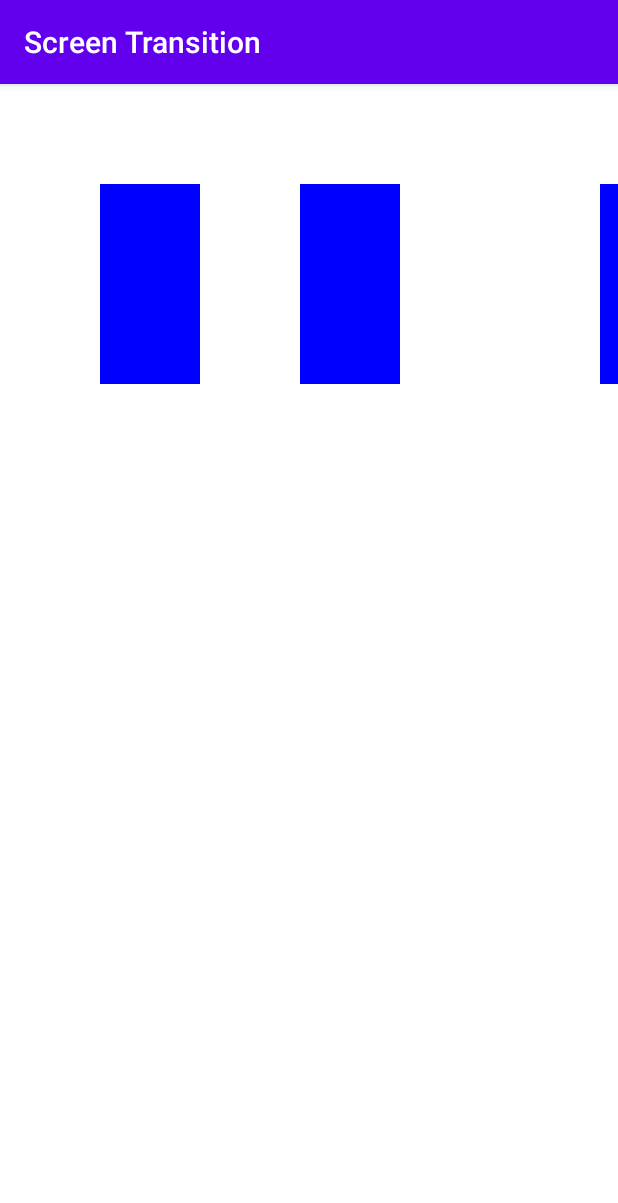
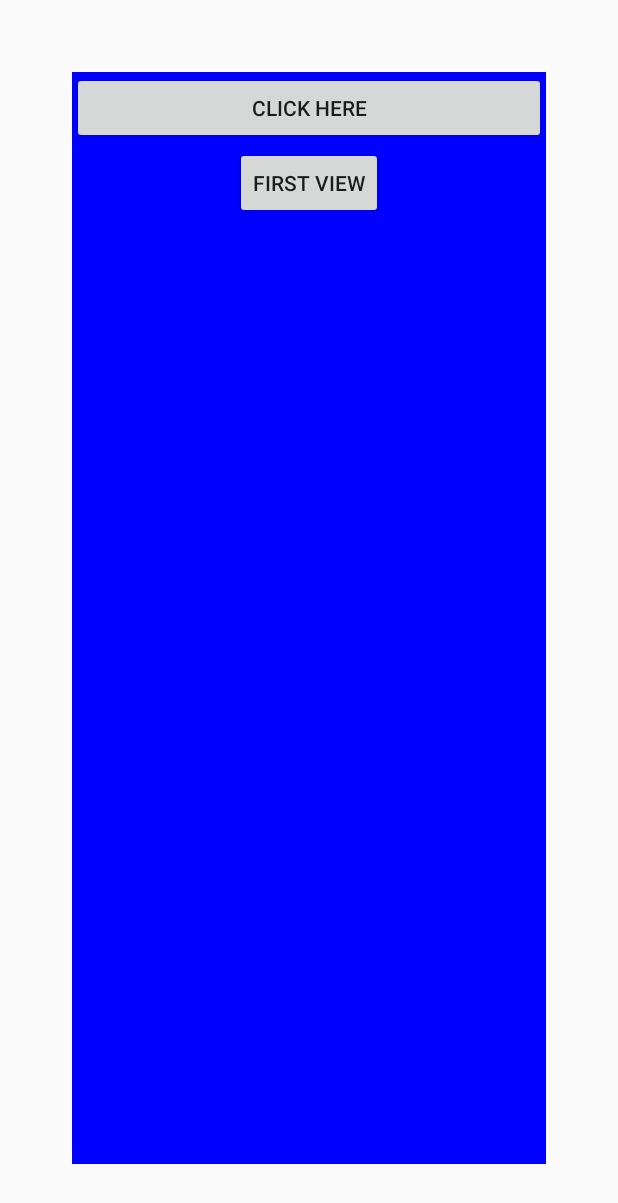
Before and after one commit to s19b708/ScreenTransition, an Android app: the screen it shows after launch (MainActivity), on a phone screen of 412 x 824 dp. Shown: the top 1203 px of the screen. Run offline under Robolectric (Android 15) with nearby library versions, the phone set to English and light mode, and no system bars.

Commit message:
カーカッカカー

```diff
--- a/app/src/main/java/jp/ac/shohoku/s19b708/dannderaion/MainActivity.java
+++ b/app/src/main/java/jp/ac/shohoku/s19b708/dannderaion/MainActivity.java
@@ -1,14 +1,46 @@
 package jp.ac.shohoku.s19b708.dannderaion;
 
-import androidx.appcompat.app.AppCompatActivity;
+import android.app.Activity;
+import android.os.Bundle;
+import android.view.Menu;
+import android.view.MenuItem;
+import android.view.View;
+import android.widget.Button;
+import android.widget.LinearLayout;
+import android.view.View.OnClickListener;
 
-import android.os.Bundle;
-
-public class MainActivity extends AppCompatActivity {
+public class MainActivity extends Activity {
+    int count = 1;
 
     @Override
     protected void onCreate(Bundle savedInstanceState) {
         super.onCreate(savedInstanceState);
-        setContentView(R.layout.activity_main);
+        setContentView(R.layout.activity_view);
+        // ボタンを押したときにイベントを取得できるようにする
+        Button button1 = (Button) findViewById(R.id.button1);
+        button1.setOnClickListener(new OnClickListener() {
+            @Override
+            public void onClick(View v) {
+                if (count == 1) {
+                    // 変更したいレイアウトを取得する
+                    LinearLayout layout = (LinearLayout) findViewById(R.id.linearlayout1);
+                    // レイアウトのビューをすべて削除する
+                    layout.removeAllViews();
+                    // レイアウトを R.layout.sample に変更する
+                    getLayoutInflater().inflate(R.layout.view2, layout);
+                    count = 2;
+                } else if (count == 2) {
+                    LinearLayout layout = (LinearLayout) findViewById(R.id.linearlayout2);
+                    layout.removeAllViews();
+                    getLayoutInflater().inflate(R.layout.view3, layout);
+                    count = 3;
+                } else if (count == 3) {
+                    LinearLayout layout = (LinearLayout) findViewById(R.id.linearlayout3);
+                    layout.removeAllViews();
+                    getLayoutInflater().inflate(R.layout.view1, layout);
+                    count = 1;
+                }
+            }
+        });
     }
 }
--- /dev/null
+++ b/app/src/main/res/layout/activity_view.xml
@@ -0,0 +1,22 @@
+<RelativeLayout xmlns:android="http://schemas.android.com/apk/res/android"
+    xmlns:tools="http://schemas.android.com/tools"
+    android:layout_width="match_parent"
+    android:layout_height="match_parent"
+    android:paddingBottom="@android:dimen/app_icon_size"
+    android:paddingLeft="@android:dimen/app_icon_size"
+    android:paddingRight="@android:dimen/app_icon_size"
+    android:paddingTop="@android:dimen/app_icon_size"
+    tools:context=".MainActivity" >
+
+    <Button
+        android:id="@+id/button1"
+        android:layout_width="wrap_content"
+        android:layout_height="wrap_content"
+        android:layout_alignParentLeft="true"
+        android:layout_alignParentRight="true"
+        android:layout_alignParentTop="true"
+        android:text="click here" />
+
+    <include layout="@layout/view1" />
+
+</RelativeLayout>
--- /dev/null
+++ b/app/src/main/res/layout/view1.xml
@@ -0,0 +1,18 @@
+<?xml version="1.0" encoding="utf-8"?>
+<LinearLayout
+    xmlns:android="http://schemas.android.com/apk/res/android"
+    android:id="@+id/linearlayout1"
+    android:layout_width="match_parent"
+    android:layout_height="match_parent"
+    android:orientation="vertical"
+    android:background="#0000FF"
+    >
+    <Button
+        android:id="@+id/button2"
+        android:layout_width="wrap_content"
+        android:layout_height="wrap_content"
+        android:layout_marginTop="50dp"
+        android:layout_gravity="center_horizontal"
+        android:text="first view"/>
+
+</LinearLayout>
```
Also changed, not shown: app/src/main/res/layout/view2.xml (added, +18 -0 lines), app/src/main/res/layout/view3.xml (added, +18 -0 lines).
